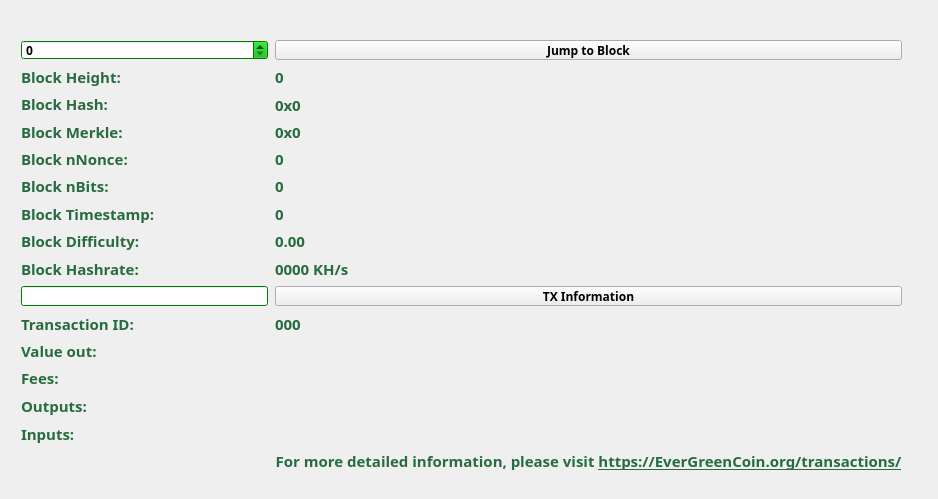
The window that src/qt/forms/blockbrowser.ui (m1ari/EverGreenCoin) describes before a commit, drawn with Qt 5.
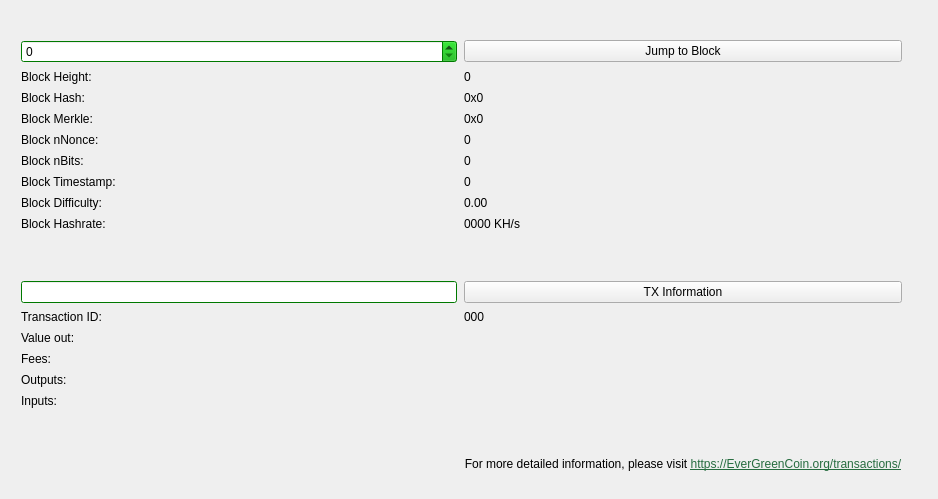
The same window after the commit.

Commit message: Remove Typola

```diff
--- a/src/qt/forms/blockbrowser.ui
+++ b/src/qt/forms/blockbrowser.ui
@@ -52,12 +52,6 @@
    </property>
    <item row="1" column="0">
     <widget class="QWidget" name="widget" native="true">
-     <property name="font">
-      <font>
-       <family>Typola</family>
-       <stylestrategy>PreferAntialias</stylestrategy>
-      </font>
-     </property>
      <widget class="QWidget" name="layoutWidget_2">
       <property name="geometry">
        <rect>
@@ -67,12 +61,6 @@
         <height>431</height>
        </rect>
       </property>
-      <property name="font">
-       <font>
-        <family>Typola</family>
-        <stylestrategy>PreferAntialias</stylestrategy>
-       </font>
-      </property>
       <layout class="QGridLayout" name="gridLayout_3" rowstretch="0,0,0,0,0,0,0,0,0,0,0,0,0,0,0,0,0,0,0,0" columnstretch="0,0">
        <property name="sizeConstraint">
         <enum>QLayout::SetMaximumSize</enum>
@@ -82,20 +70,6 @@
        </property>
        <item row="14" column="1">
         <widget class="QLabel" name="valueBox">
-         <property name="font">
-          <font>
-           <family>Typola</family>
-           <pointsize>11</pointsize>
-           <weight>99</weight>
-           <italic>false</italic>
-           <bold>true</bold>
-          </font>
-         </property>
-         <property name="styleSheet">
-          <string notr="true">QLabel { color: #266C3F; }
-QLabel { font: 11pt &quot;Typola&quot;; }
-QLabel { font-weight: 900; }</string>
-         </property>
          <property name="text">
           <string/>
          </property>
@@ -103,20 +77,6 @@
        </item>
        <item row="9" column="0">
         <widget class="QLabel" name="hardLabel">
-         <property name="font">
-          <font>
-           <family>Typola</family>
-           <pointsize>11</pointsize>
-           <weight>99</weight>
-           <italic>false</italic>
-           <bold>true</bold>
-          </font>
-         </property>
-         <property name="styleSheet">
-          <string notr="true">QLabel { color: #266C3F; }
-QLabel { font: 11pt &quot;Typola&quot;; }
-QLabel { font-weight: 900; }</string>
-         </property>
          <property name="text">
           <string>Block Difficulty:</string>
          </property>
@@ -124,20 +84,6 @@
        </item>
        <item row="8" column="1">
         <widget class="QLabel" name="timeBox">
-         <property name="font">
-          <font>
-           <family>Typola</family>
-           <pointsize>11</pointsize>
-           <weight>99</weight>
-           <italic>false</italic>
-           <bold>true</bold>
-          </font>
-         </property>
-         <property name="styleSheet">
-          <string notr="true">QLabel { color: #266C3F; }
-QLabel { font: 11pt &quot;Typola&quot;; }
-QLabel { font-weight: 900; }</string>
-         </property>
          <property name="text">
           <string>0</string>
          </property>
@@ -145,20 +91,6 @@
        </item>
        <item row="5" column="0">
         <widget class="QLabel" name="merkleLabel">
-         <property name="font">
-          <font>
-           <family>Typola</family>
-           <pointsize>11</pointsize>
-           <weight>99</weight>
-           <italic>false</italic>
-           <bold>true</bold>
-          </font>
-         </property>
-         <property name="styleSheet">
-          <string notr="true">QLabel { color: #266C3F; }
-QLabel { font: 11pt &quot;Typola&quot;; }
-QLabel { font-weight: 900; }</string>
-         </property>
          <property name="text">
           <string>Block Merkle:</string>
          </property>
@@ -166,20 +98,6 @@
        </item>
        <item row="4" column="0">
         <widget class="QLabel" name="hashLabel">
-         <property name="font">
-          <font>
-           <family>Typola</family>
-           <pointsize>11</pointsize>
-           <weight>99</weight>
-           <italic>false</italic>
-           <bold>true</bold>
-          </font>
-         </property>
-         <property name="styleSheet">
-          <string notr="true">QLabel { color: #266C3F; }
-QLabel { font: 11pt &quot;Typola&quot;; }
-QLabel { font-weight: 900; }</string>
-         </property>
          <property name="text">
           <string>Block Hash:</string>
          </property>
@@ -187,20 +105,6 @@
        </item>
        <item row="15" column="1">
         <widget class="QLabel" name="feesBox">
-         <property name="font">
-          <font>
-           <family>Typola</family>
-           <pointsize>11</pointsize>
-           <weight>99</weight>
-           <italic>false</italic>
-           <bold>true</bold>
-          </font>
-         </property>
-         <property name="styleSheet">
-          <string notr="true">QLabel { color: #266C3F; }
-QLabel { font: 11pt &quot;Typola&quot;; }
-QLabel { font-weight: 900; }</string>
-         </property>
          <property name="text">
           <string/>
          </property>
@@ -208,20 +112,6 @@
        </item>
        <item row="10" column="0">
         <widget class="QLabel" name="pawLabel">
-         <property name="font">
-          <font>
-           <family>Typola</family>
-           <pointsize>11</pointsize>
-           <weight>99</weight>
-           <italic>false</italic>
-           <bold>true</bold>
-          </font>
-         </property>
-         <property name="styleSheet">
-          <string notr="true">QLabel { color: #266C3F; }
-QLabel { font: 11pt &quot;Typola&quot;; }
-QLabel { font-weight: 900; }</string>
-         </property>
          <property name="text">
           <string>Block Hashrate:</string>
          </property>
@@ -229,15 +119,6 @@
        </item>
        <item row="3" column="1">
         <widget class="QLabel" name="heightLabel">
-         <property name="font">
-          <font>
-           <family>Typola</family>
-           <pointsize>11</pointsize>
-           <weight>99</weight>
-           <italic>false</italic>
-           <bold>true</bold>
-          </font>
-         </property>
          <property name="cursor">
           <cursorShape>IBeamCursor</cursorShape>
          </property>
@@ -247,11 +128,6 @@
          <property name="acceptDrops">
           <bool>true</bool>
          </property>
-         <property name="styleSheet">
-          <string notr="true">QLabel { color: #266C3F; }
-QLabel { font: 11pt &quot;Typola&quot;; }
-QLabel { font-weight: 900; }</string>
-         </property>
          <property name="frameShape">
           <enum>QFrame::NoFrame</enum>
          </property>
@@ -262,20 +138,6 @@
        </item>
        <item row="15" column="0">
         <widget class="QLabel" name="feesLabel">
-         <property name="font">
-          <font>
-           <family>Typola</family>
-           <pointsize>11</pointsize>
-           <weight>99</weight>
-           <italic>false</italic>
-           <bold>true</bold>
-          </font>
-         </property>
-         <property name="styleSheet">
-          <string notr="true">QLabel { color: #266C3F; }
-QLabel { font: 11pt &quot;Typola&quot;; }
-QLabel { font-weight: 900; }</string>
-         </property>
          <property name="text">
           <string>Fees:</string>
          </property>
@@ -283,20 +145,6 @@
        </item>
        <item row="7" column="0">
         <widget class="QLabel" name="bitsLabel">
-         <property name="font">
-          <font>
-           <family>Typola</family>
-           <pointsize>11</pointsize>
-           <weight>99</weight>
-           <italic>false</italic>
-           <bold>true</bold>
-          </font>
-         </property>
-         <property name="styleSheet">
-          <string notr="true">QLabel { color: #266C3F; }
-QLabel { font: 11pt &quot;Typola&quot;; }
-QLabel { font-weight: 900; }</string>
-         </property>
          <property name="text">
           <string>Block nBits:</string>
          </property>
@@ -304,20 +152,6 @@
        </item>
        <item row="7" column="1">
         <widget class="QLabel" name="bitsBox">
-         <property name="font">
-          <font>
-           <family>Typola</family>
-           <pointsize>11</pointsize>
-           <weight>99</weight>
-           <italic>false</italic>
-           <bold>true</bold>
-          </font>
-         </property>
-         <property name="styleSheet">
-          <string notr="true">QLabel { color: #266C3F; }
-QLabel { font: 11pt &quot;Typola&quot;; }
-QLabel { font-weight: 900; }</string>
-         </property>
          <property name="text">
           <string>0</string>
          </property>
@@ -331,20 +165,6 @@
            <height>0</height>
           </size>
          </property>
-         <property name="font">
-          <font>
-           <family>Typola</family>
-           <pointsize>11</pointsize>
-           <weight>99</weight>
-           <italic>false</italic>
-           <bold>true</bold>
-          </font>
-         </property>
-         <property name="styleSheet">
-          <string notr="true">QLabel { color: #266C3F; }
-QLabel { font: 11pt &quot;Typola&quot;; }
-QLabel { font-weight: 900; }</string>
-         </property>
          <property name="text">
           <string>0x0</string>
          </property>
@@ -352,20 +172,6 @@
        </item>
        <item row="16" column="0">
         <widget class="QLabel" name="outputLabel">
-         <property name="font">
-          <font>
-           <family>Typola</family>
-           <pointsize>11</pointsize>
-           <weight>99</weight>
-           <italic>false</italic>
-           <bold>true</bold>
-          </font>
-         </property>
-         <property name="styleSheet">
-          <string notr="true">QLabel { color: #266C3F; }
-QLabel { font: 11pt &quot;Typola&quot;; }
-QLabel { font-weight: 900; }</string>
-         </property>
          <property name="text">
           <string>Outputs:</string>
          </property>
@@ -376,20 +182,6 @@
        </item>
        <item row="16" column="1">
         <widget class="QLabel" name="outputBox">
-         <property name="font">
-          <font>
-           <family>Typola</family>
-           <pointsize>11</pointsize>
-           <weight>99</weight>
-           <italic>false</italic>
-           <bold>true</bold>
-          </font>
-         </property>
-         <property name="styleSheet">
-          <string notr="true">QLabel { color: #266C3F; }
-QLabel { font: 11pt &quot;Typola&quot;; }
-QLabel { font-weight: 900; }</string>
-         </property>
          <property name="text">
           <string/>
          </property>
@@ -400,20 +192,6 @@
        </item>
        <item row="6" column="0">
         <widget class="QLabel" name="nonceLabel">
-         <property name="font">
-          <font>
-           <family>Typola</family>
-           <pointsize>11</pointsize>
-           <weight>99</weight>
-           <italic>false</italic>
-           <bold>true</bold>
-          </font>
-         </property>
-         <property name="styleSheet">
-          <string notr="true">QLabel { color: #266C3F; }
-QLabel { font: 11pt &quot;Typola&quot;; }
-QLabel { font-weight: 900; }</string>
-         </property>
          <property name="text">
           <string>Block nNonce:</string>
          </property>
@@ -421,20 +199,6 @@
        </item>
        <item row="6" column="1">
         <widget class="QLabel" name="nonceBox">
-         <property name="font">
-          <font>
-           <family>Typola</family>
-           <pointsize>11</pointsize>
-           <weight>99</weight>
-           <italic>false</italic>
-           <bold>true</bold>
-          </font>
-         </property>
-         <property name="styleSheet">
-          <string notr="true">QLabel { color: #266C3F; }
-QLabel { font: 11pt &quot;Typola&quot;; }
-QLabel { font-weight: 900; }</string>
-         </property>
          <property name="text">
           <string>0</string>
          </property>
@@ -442,20 +206,6 @@
        </item>
        <item row="8" column="0">
         <widget class="QLabel" name="timeLabel">
-         <property name="font">
-          <font>
-           <family>Typola</family>
-           <pointsize>11</pointsize>
-           <weight>99</weight>
-           <italic>false</italic>
-           <bold>true</bold>
-          </font>
-         </property>
-         <property name="styleSheet">
-          <string notr="true">QLabel { color: #266C3F; }
-QLabel { font: 11pt &quot;Typola&quot;; }
-QLabel { font-weight: 900; }</string>
-         </property>
          <property name="text">
           <string>Block Timestamp:</string>
          </property>
@@ -478,20 +228,6 @@
            <height>0</height>
           </size>
          </property>
-         <property name="font">
-          <font>
-           <family>Typola</family>
-           <pointsize>11</pointsize>
-           <weight>99</weight>
-           <italic>false</italic>
-           <bold>true</bold>
-          </font>
-         </property>
-         <property name="styleSheet">
-          <string notr="true">QLabel { color: #266C3F; }
-QLabel { font: 11pt &quot;Typola&quot;; }
-QLabel { font-weight: 900; }</string>
-         </property>
          <property name="text">
           <string>0x0</string>
          </property>
@@ -923,19 +659,6 @@
            </disabled>
           </palette>
          </property>
-         <property name="font">
-          <font>
-           <family>Typola</family>
-           <weight>75</weight>
-           <bold>true</bold>
-           <stylestrategy>PreferAntialias</stylestrategy>
-          </font>
-         </property>
-         <property name="styleSheet">
-          <string notr="true">QLabel { color: #266C3F; }
-QLabel { font: 11pt &quot;Typola&quot;; }
-QLabel { font-weight: 900; }</string>
-         </property>
          <property name="inputMask">
           <string comment="Transaction id" extracomment="Transaction id"/>
          </property>
@@ -946,12 +669,6 @@
        </item>
        <item row="11" column="0">
         <spacer name="verticalSpacer_2">
-         <property name="font">
-          <font>
-           <family>Typola</family>
-           <stylestrategy>PreferAntialias</stylestrategy>
-          </font>
-         </property>
          <property name="orientation">
           <enum>Qt::Vertical</enum>
          </property>
@@ -977,14 +694,6 @@
            <height>16777215</height>
           </size>
          </property>
-         <property name="font">
-          <font>
-           <family>Typola</family>
-           <weight>75</weight>
-           <bold>true</bold>
-           <stylestrategy>PreferAntialias</stylestrategy>
-          </font>
-         </property>
          <property name="text">
           <string>Jump to Block</string>
          </property>
@@ -1419,19 +1128,6 @@
            </disabled>
           </palette>
          </property>
-         <property name="font">
-          <font>
-           <family>Typola</family>
-           <weight>75</weight>
-           <bold>true</bold>
-           <stylestrategy>PreferAntialias</stylestrategy>
-          </font>
-         </property>
-         <property name="styleSheet">
-          <string notr="true">QLabel { color: #266C3F; }
-QLabel { font: 11pt &quot;Typola&quot;; }
-QLabel { font-weight: 900; }</string>
-         </property>
          <property name="maximum">
           <number>99999999</number>
          </property>
@@ -1439,20 +1135,6 @@
        </item>
        <item row="14" column="0">
         <widget class="QLabel" name="valueLabel">
-         <property name="font">
-          <font>
-           <family>Typola</family>
-           <pointsize>11</pointsize>
-           <weight>99</weight>
-           <italic>false</italic>
-           <bold>true</bold>
-          </font>
-         </property>
-         <property name="styleSheet">
-          <string notr="true">QLabel { color: #266C3F; }
-QLabel { font: 11pt &quot;Typola&quot;; }
-QLabel { font-weight: 900; }</string>
-         </property>
          <property name="text">
           <string>Value out:</string>
          </property>
@@ -1460,20 +1142,6 @@
        </item>
        <item row="13" column="0">
         <widget class="QLabel" name="txLabel">
-         <property name="font">
-          <font>
-           <family>Typola</family>
-           <pointsize>11</pointsize>
-           <weight>99</weight>
-           <italic>false</italic>
-           <bold>true</bold>
-          </font>
-         </property>
-         <property name="styleSheet">
-          <string notr="true">QLabel { color: #266C3F; }
-QLabel { font: 11pt &quot;Typola&quot;; }
-QLabel { font-weight: 900; }</string>
-         </property>
          <property name="text">
           <string>Transaction ID:</string>
          </property>
@@ -1481,20 +1149,6 @@
        </item>
        <item row="9" column="1">
         <widget class="QLabel" name="hardBox">
-         <property name="font">
-          <font>
-           <family>Typola</family>
-           <pointsize>11</pointsize>
-           <weight>99</weight>
-           <italic>false</italic>
-           <bold>true</bold>
-          </font>
-         </property>
-         <property name="styleSheet">
-          <string notr="true">QLabel { color: #266C3F; }
-QLabel { font: 11pt &quot;Typola&quot;; }
-QLabel { font-weight: 900; }</string>
-         </property>
          <property name="text">
           <string>0.00</string>
          </property>
@@ -1502,20 +1156,6 @@
        </item>
        <item row="13" column="1">
         <widget class="QLabel" name="txID">
-         <property name="font">
-          <font>
-           <family>Typola</family>
-           <pointsize>11</pointsize>
-           <weight>99</weight>
-           <italic>false</italic>
-           <bold>true</bold>
-          </font>
-         </property>
-         <property name="styleSheet">
-          <string notr="true">QLabel { color: #266C3F; }
-QLabel { font: 11pt &quot;Typola&quot;; }
-QLabel { font-weight: 900; }</string>
-         </property>
          <property name="text">
           <string>000</string>
          </property>
@@ -1526,20 +1166,6 @@
        </item>
        <item row="3" column="0">
         <widget class="QLabel" name="heightLabel_2">
-         <property name="font">
-          <font>
-           <family>Typola</family>
-           <pointsize>11</pointsize>
-           <weight>99</weight>
-           <italic>false</italic>
-           <bold>true</bold>
-          </font>
-         </property>
-         <property name="styleSheet">
-          <string notr="true">QLabel { color: #266C3F; }
-QLabel { font: 11pt &quot;Typola&quot;; }
-QLabel { font-weight: 900; }</string>
-         </property>
          <property name="text">
           <string>Block Height:</string>
          </property>
@@ -1547,20 +1173,6 @@
        </item>
        <item row="17" column="1">
         <widget class="QLabel" name="inputBox">
-         <property name="font">
-          <font>
-           <family>Typola</family>
-           <pointsize>11</pointsize>
-           <weight>99</weight>
-           <italic>false</italic>
-           <bold>true</bold>
-          </font>
-         </property>
-         <property name="styleSheet">
-          <string notr="true">QLabel { color: #266C3F; }
-QLabel { font: 11pt &quot;Typola&quot;; }
-QLabel { font-weight: 900; }</string>
-         </property>
          <property name="text">
           <string/>
          </property>
@@ -1571,14 +1183,6 @@
        </item>
        <item row="12" column="1">
         <widget class="QPushButton" name="txButton">
-         <property name="font">
-          <font>
-           <family>Typola</family>
-           <weight>75</weight>
-           <bold>true</bold>
-           <stylestrategy>PreferAntialias</stylestrategy>
-          </font>
-         </property>
          <property name="text">
           <string>TX Information</string>
          </property>
@@ -1589,19 +1193,8 @@
        </item>
        <item row="19" column="1">
         <widget class="QLabel" name="label">
-         <property name="font">
-          <font>
-           <family>Typola</family>
-           <pointsize>11</pointsize>
-           <weight>99</weight>
-           <italic>false</italic>
-           <bold>true</bold>
-          </font>
-         </property>
          <property name="styleSheet">
-          <string notr="true">QLabel { color: #266C3F; }
-QLabel { font: 11pt &quot;Typola&quot;; }
-QLabel { font-weight: 900; }</string>
+          <string notr="true">color: black;</string>
          </property>
          <property name="text">
           <string>For more detailed information,
@@ -1620,20 +1213,6 @@
        </item>
        <item row="17" column="0">
         <widget class="QLabel" name="inputLabel">
-         <property name="font">
-          <font>
-           <family>Typola</family>
-           <pointsize>11</pointsize>
-           <weight>99</weight>
-           <italic>false</italic>
-           <bold>true</bold>
-          </font>
-         </property>
-         <property name="styleSheet">
-          <string notr="true">QLabel { color: #266C3F; }
-QLabel { font: 11pt &quot;Typola&quot;; }
-QLabel { font-weight: 900; }</string>
-         </property>
          <property name="text">
           <string>Inputs:</string>
          </property>
@@ -1644,20 +1223,6 @@
        </item>
        <item row="10" column="1">
         <widget class="QLabel" name="pawBox">
-         <property name="font">
-          <font>
-           <family>Typola</family>
-           <pointsize>11</pointsize>
-           <weight>99</weight>
-           <italic>false</italic>
-           <bold>true</bold>
-          </font>
-         </property>
-         <property name="styleSheet">
-          <string notr="true">QLabel { color: #266C3F; }
-QLabel { font: 11pt &quot;Typola&quot;; }
-QLabel { font-weight: 900; }</string>
-         </property>
          <property name="text">
           <string>0000 KH/s</string>
          </property>
@@ -1665,11 +1230,6 @@
        </item>
        <item row="18" column="1">
         <spacer name="verticalSpacer_3">
-         <property name="font">
-          <font>
-           <family>Typola</family>
-          </font>
-         </property>
          <property name="orientation">
           <enum>Qt::Vertical</enum>
          </property>
```
The commit also changes 20 other files.
